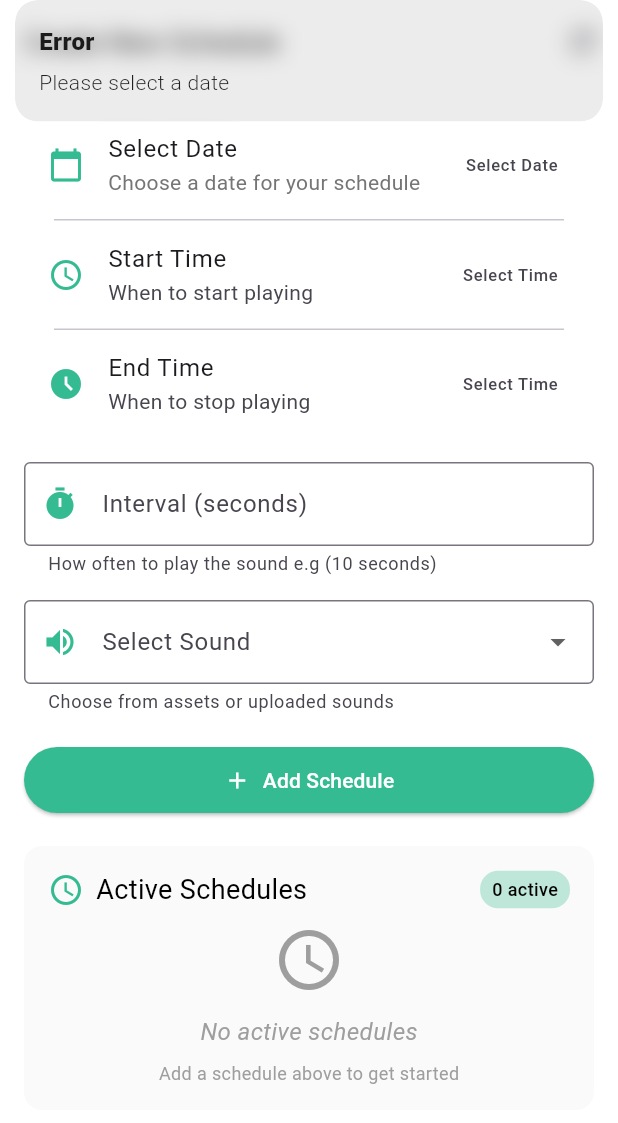
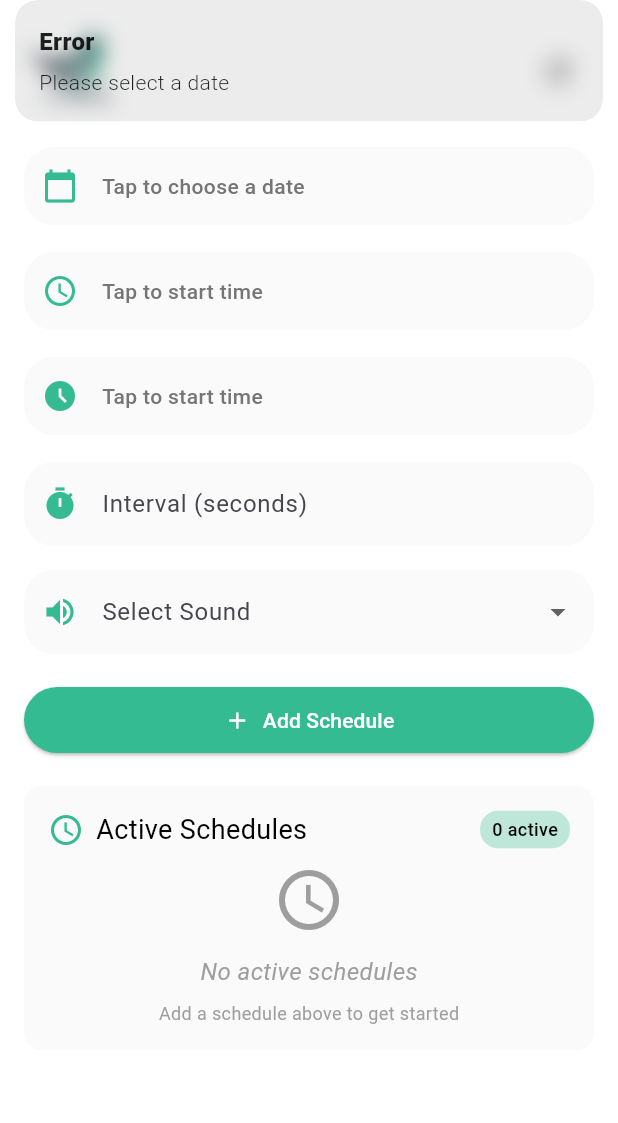
Before and after one commit to kunukunal/Birdo-App, a Flutter app: the ScheduleInputView screen opened directly, after a tap on "Add Schedule", on a phone screen of 412 x 824 dp. Shown: the top 1123 px of the screen. Run offline on Flutter 3.47's test engine with Material 3 defaults, Android fonts, the phone set to English and light mode, and no system bars; our stand-ins replace audioplayers, curved_navigation_bar, file_picker, get, just_audio, lottie and 2 more; missing offline and left inert: flutter_analog_clock; accounts and stored records are empty.

Commit message:
theme changed

```diff
--- a/lib/manage/manage.dart
+++ b/lib/manage/manage.dart
@@ -1,5 +1,6 @@
 import 'package:birdo/controller/audio_controller.dart';
 import 'package:birdo/controller/dto.dart';
+import 'package:birdo/manage/widget/sechduel.dart';
 import 'package:flutter/material.dart';
 import 'package:get/get.dart';
 
@@ -14,234 +15,26 @@ class ScheduleInputView extends StatelessWidget {
   final _interval = ''.obs;
   final _intervalController = TextEditingController();
 
-  Future<void> _pickTime(BuildContext context, Rx<TimeOfDay?> target) async {
-    final picked = await showTimePicker(
-        context: context, initialTime: target.value ?? TimeOfDay.now());
-    if (picked != null) {
-      target.value = picked;
-      debugPrint("Time selected: ${_formatTime(picked)}");
-    }
-  }
-
-  Future<void> _pickDate(BuildContext context) async {
-    final picked = await showDatePicker(
-      context: context,
-      initialDate: _selectedDate.value ?? DateTime.now(),
-      firstDate: DateTime.now(),
-      lastDate: DateTime.now().add(const Duration(days: 365)),
-    );
-    if (picked != null) {
-      _selectedDate.value = picked;
-      debugPrint("Date selected: ${_formatDate(picked)}");
-    }
-  }
-
-  void _addSchedule() {
-    debugPrint("=== ATTEMPTING TO ADD SCHEDULE ===");
-
-    if (_selectedDate.value == null) {
-      debugPrint("❌ No date selected");
-      Get.snackbar('Error', 'Please select a date');
-      return;
-    }
-
-    if (_startTime.value == null) {
-      debugPrint("❌ No start time selected");
-      Get.snackbar('Error', 'Please select a start time');
-      return;
-    }
-
-    if (_endTime.value == null) {
-      debugPrint("❌ No end time selected");
-      Get.snackbar('Error', 'Please select an end time');
-      return;
-    }
-
-    if (_selectedSound.value.isEmpty) {
-      debugPrint("❌ No sound selected");
-      Get.snackbar('Error', 'Please select a sound');
-      return;
-    }
-
-    if (int.tryParse(_interval.value) == null ||
-        int.parse(_interval.value) <= 0) {
-      debugPrint("❌ Invalid interval: ${_interval.value}");
-      Get.snackbar('Error', 'Please enter a valid interval in seconds');
-      return;
-    }
-
-    final schedule = AudioSchedule(
-      date: _selectedDate.value!,
-      startTime: _startTime.value!,
-      endTime: _endTime.value!,
-      soundPath: _selectedSound.value,
-      interval: int.parse(_interval.value),
-    );
-
-    debugPrint("✅ Schedule created:");
-    debugPrint("   Date: ${schedule.formattedDate}");
-    debugPrint("   Start: ${schedule.formattedStartTime}");
-    debugPrint("   End: ${schedule.formattedEndTime}");
-    debugPrint("   Sound: ${schedule.soundDisplayName}");
-    debugPrint("   Interval: ${schedule.interval}s");
-
-    controller.addSchedule(schedule);
-
-    // Reset form
-    _selectedDate.value = null;
-    _startTime.value = null;
-    _endTime.value = null;
-    _selectedSound.value = '';
-    _interval.value = '';
-    _intervalController.clear();
-
-    Get.snackbar('Success', 'Schedule added for ${schedule.formattedDate}');
-  }
-
-  String _formatTime(TimeOfDay? time) {
-    if (time == null) return 'Select Time';
-    final hour = time.hourOfPeriod.toString().padLeft(2, '0');
-    final minute = time.minute.toString().padLeft(2, '0');
-    final period = time.period == DayPeriod.am ? 'AM' : 'PM';
-    return '$hour:$minute $period';
-  }
-
-  String _formatDate(DateTime? date) {
-    if (date == null) return 'Select Date';
-    return '${date.year}-${date.month.toString().padLeft(2, '0')}-${date.day.toString().padLeft(2, '0')}';
-  }
-
-  String _formatDateDisplay(DateTime date) {
-    final now = DateTime.now();
-    final today = DateTime(now.year, now.month, now.day);
-    final tomorrow = today.add(const Duration(days: 1));
-    final scheduleDate = DateTime(date.year, date.month, date.day);
-
-    if (scheduleDate.isAtSameMomentAs(today)) {
-      return 'Today (${_formatDate(date)})';
-    } else if (scheduleDate.isAtSameMomentAs(tomorrow)) {
-      return 'Tomorrow (${_formatDate(date)})';
-    } else {
-      return _formatDate(date);
-    }
-  }
-
   void _refreshSounds() {
     controller.refreshSounds();
     Get.snackbar('Refreshed', 'Sound list updated');
-  }
-
-  Widget _buildScheduleCard(AudioSchedule schedule) {
-    final soundName = schedule.soundDisplayName;
-    final isUploaded = schedule.isUploadedSound;
-    final now = DateTime.now();
-    final isToday = DateTime(now.year, now.month, now.day).isAtSameMomentAs(
-        DateTime(schedule.date.year, schedule.date.month, schedule.date.day));
-
-    return ListTile(
-      leading: CircleAvatar(
-        backgroundColor: isToday
-            ? const Color(0xFF34BB91).withOpacity(0.2)
-            : (isUploaded
-                ? const Color(0xFF34BB91).withOpacity(0.1)
-                : Colors.grey.withOpacity(0.1)),
-        child: Icon(
-          isToday
-              ? Icons.today
-              : (isUploaded ? Icons.upload_file : Icons.music_note),
-          color: isToday
-              ? const Color(0xFF34BB91)
-              : (isUploaded ? const Color(0xFF34BB91) : Colors.grey),
-          size: 20,
-        ),
-      ),
-      title: Column(
-        crossAxisAlignment: CrossAxisAlignment.start,
-        children: [
-          Text(
-            _formatDateDisplay(schedule.date),
-            style: TextStyle(
-              fontWeight: isToday ? FontWeight.bold : FontWeight.w500,
-              color: isToday ? Color(0xFF34BB91) : null,
-              fontSize: 14,
-            ),
-          ),
-          Text(
-            '${schedule.formattedStartTime} - ${schedule.formattedEndTime}',
-            style: const TextStyle(
-              fontWeight: FontWeight.w500,
-              fontSize: 14,
-            ),
-          ),
-        ],
-      ),
-      subtitle: Column(
-        crossAxisAlignment: CrossAxisAlignment.start,
-        children: [
-          Text('Every ${schedule.interval}s'),
-          Row(
-            children: [
-              Icon(
-                Icons.music_note,
-                size: 14,
-                color: Colors.grey[600],
-              ),
-              const SizedBox(width: 4),
-              Expanded(
-                child: Text(
-                  soundName,
-                  style: TextStyle(
-                    color: Colors.grey[600],
-                    fontSize: 12,
-                  ),
-                  overflow: TextOverflow.ellipsis,
-                ),
-              ),
-              if (isUploaded)
-                Container(
-                  padding: const EdgeInsets.symmetric(
-                    horizontal: 4,
-                    vertical: 1,
-                  ),
-                  decoration: BoxDecoration(
-                    color: Colors.green.withOpacity(0.1),
-                    borderRadius: BorderRadius.circular(4),
-                  ),
-                  child: const Text(
-                    'Uploaded',
-                    style: TextStyle(
-                      fontSize: 8,
-                      color: Colors.green,
-                    ),
-                  ),
-                ),
-            ],
-          ),
-        ],
-      ),
-      trailing: IconButton(
-        icon: const Icon(Icons.delete, color: Colors.red),
-        onPressed: () {
-          debugPrint("Deleting schedule for ${schedule.formattedDate}");
-          controller.removeSchedule(schedule);
-        },
-        tooltip: 'Delete schedule',
-      ),
-    );
   }
 
   @override
   Widget build(BuildContext context) {
     return Scaffold(
       backgroundColor: Colors.white,
-      appBar: AppBar(
-        backgroundColor: Colors.white,
-        surfaceTintColor: Colors.white,
-        elevation: 5,
-        title: const Text('Create New Schedule'),
-        titleTextStyle: const TextStyle(
-            fontSize: 18, fontWeight: FontWeight.w400, color: Colors.black),
-        actions: [
+      appBar: PreferredSize(
+        preferredSize: const Size.fromHeight(80),
+        child: Padding(
+          padding: const EdgeInsets.only(top: 16, left: 16, right: 16),
+          child: Row(
+            mainAxisAlignment: MainAxisAlignment.spaceBetween,
+            children: [
+              SizedBox(
+                height: 70,
+                child: Image.asset('assets/images/logo.png'),
+              ),
               IconButton(
                 icon: const Icon(Icons.refresh),
                 onPressed: _refreshSounds,
@@ -249,73 +42,112 @@ class ScheduleInputView extends StatelessWidget {
               ),
             ],
           ),
-      body: Padding(
+        ),
+      ),
+      body: GestureDetector(
+        onTap: () {
+          FocusScope.of(context).unfocus();
+        },
+        child: Padding(
           padding: const EdgeInsets.symmetric(horizontal: 16),
           child: Obx(() {
             return SingleChildScrollView(
               child: Column(
                 children: [
                   const SizedBox(height: 18),
-
-                ListTile(
-                  leading: const Icon(Icons.calendar_today,
-                      color: Color(0xFF34BB91)),
-                  title: const Text('Select Date'),
-                  subtitle: Text(
+                  GestureDetector(
+                    onTap: () => _pickDate(context),
+                    child: InputDecorator(
+                      decoration: InputDecoration(
+                        // labelText: 'Date',
+                        filled: true,
+                        fillColor: Colors.grey[50],
+                        border: OutlineInputBorder(
+                          borderRadius: BorderRadius.circular(20.0),
+                          borderSide: BorderSide.none,
+                        ),
+                        prefixIcon: const Icon(
+                          Icons.calendar_today,
+                          color: Color(0xFF34BB91),
+                        ),
+                      ),
+                      child: Text(
                         _selectedDate.value == null
-                        ? 'Choose a date for your schedule'
-                        : 'Selected: ${_formatDateDisplay(_selectedDate.value!)}',
+                            ? 'Tap to choose a date'
+                            : formatDate(_selectedDate.value!),
                         style: TextStyle(
                           color: _selectedDate.value == null
                               ? Colors.grey[600]
-                          : const Color(0xFF34BB91),
+                              : null,
+                          fontWeight: FontWeight.w500,
                         ),
                       ),
-                  trailing: Text(
-                    _formatDate(_selectedDate.value),
-                    style: const TextStyle(fontWeight: FontWeight.w500),
                     ),
-                  onTap: () => _pickDate(context),
                   ),
-                const Divider(
-                  height: 1,
-                  endIndent: 20,
-                  indent: 20,
+                  const SizedBox(height: 18),
+
+                  /// Start Time Field
+                  GestureDetector(
+                    onTap: () => _pickTime(context, _startTime),
+                    child: InputDecorator(
+                      decoration: InputDecoration(
+                        // labelText: 'Start Time',
+                        filled: true,
+                        fillColor: Colors.grey[50],
+                        border: OutlineInputBorder(
+                          borderRadius: BorderRadius.circular(20.0),
+                          borderSide: BorderSide.none,
                         ),
-                // Time Selection
-                Column(
-                  children: [
-                    ListTile(
-                      leading: const Icon(Icons.access_time,
-                          color: Color(0xFF34BB91)),
-                      title: const Text('Start Time'),
-                      subtitle: const Text('When to start playing'),
-                      trailing: Text(
-                        _formatTime(_startTime.value),
-                        style: const TextStyle(fontWeight: FontWeight.w500),
+                        prefixIcon: const Icon(
+                          Icons.access_time,
+                          color: Color(0xFF34BB91),
                         ),
-                      onTap: () => _pickTime(context, _startTime),
                       ),
-                    const Divider(
-                      height: 1,
-                      endIndent: 20,
-                      indent: 20,
+                      child: Text(
+                        _startTime.value == null
+                            ? 'Tap to start time'
+                            : formatTime(_startTime.value),
+                        style: TextStyle(
+                          color: _startTime.value == null
+                              ? Colors.grey[600]
+                              : null,
+                          fontWeight: FontWeight.w500,
                         ),
-                    ListTile(
-                      leading: const Icon(Icons.access_time_filled,
-                          color: Color(0xFF34BB91)),
-                      title: const Text('End Time'),
-                      subtitle: const Text('When to stop playing'),
-                      trailing: Text(
-                        _formatTime(_endTime.value),
-                        style: const TextStyle(fontWeight: FontWeight.w500),
                       ),
+                    ),
+                  ),
+                  const SizedBox(height: 18),
+
+                  /// End Time Field
+                  GestureDetector(
                     onTap: () => _pickTime(context, _endTime),
+                    child: InputDecorator(
+                      decoration: InputDecoration(
+                        // labelText: 'End Time',
+                        filled: true,
+                        fillColor: Colors.grey[50],
+                        border: OutlineInputBorder(
+                          borderRadius: BorderRadius.circular(20.0),
+                          borderSide: BorderSide.none,
                         ),
-                  ],
+                        prefixIcon: const Icon(
+                          Icons.access_time_filled,
+                          color: Color(0xFF34BB91),
                         ),
-                const SizedBox(height: 16),
-
+                      ),
+                      child: Text(
+                        _endTime.value == null
+                            ? 'Tap to start time'
+                            : formatTime(_endTime.value),
+                        style: TextStyle(
+                          color:
+                              _endTime.value == null ? Colors.grey[600] : null,
+                          fontWeight: FontWeight.w500,
+                        ),
+                      ),
+                    ),
+                  ),
+                  const SizedBox(height: 18),
                   // Interval Input
                   TextFormField(
                     controller: _intervalController,
@@ -324,14 +156,22 @@ class ScheduleInputView extends StatelessWidget {
                       _interval.value = value;
                       debugPrint("Interval changed to: $value");
                     },
-                  decoration: const InputDecoration(
+                    decoration: InputDecoration(
                       labelText: 'Interval (seconds)',
-                    border: OutlineInputBorder(),
-                    prefixIcon: Icon(
+                      filled: true,
+                      fillColor: Colors.grey[50],
+                      border: OutlineInputBorder(
+                        borderRadius: BorderRadius.circular(20.0),
+                        borderSide: BorderSide.none,
+                      ),
+                      hintStyle: const TextStyle(
+                        fontWeight: FontWeight.w300,
+                        fontSize: 16,
+                      ),
+                      prefixIcon: const Icon(
                         Icons.timer,
                         color: Color(0xFF34BB91),
                       ),
-                    helperText: 'How often to play the sound e.g (10 seconds)',
                     ),
                   ),
                   const SizedBox(height: 16),
@@ -389,14 +229,22 @@ class ScheduleInputView extends StatelessWidget {
                       debugPrint(
                           "Sound selected: ${controller.getSoundDisplayName(value ?? '')}");
                     },
-                  decoration: const InputDecoration(
+                    decoration: InputDecoration(
                       labelText: 'Select Sound',
-                    border: OutlineInputBorder(),
-                    prefixIcon: Icon(
+                      filled: true,
+                      fillColor: Colors.grey[50],
+                      border: OutlineInputBorder(
+                        borderRadius: BorderRadius.circular(20.0),
+                        borderSide: BorderSide.none,
+                      ),
+                      hintStyle: const TextStyle(
+                        fontWeight: FontWeight.w300,
+                        fontSize: 16,
+                      ),
+                      prefixIcon: const Icon(
                         Icons.volume_up,
                         color: Color(0xFF34BB91),
                       ),
-                    helperText: 'Choose from assets or uploaded sounds',
                     ),
                   ),
                   const SizedBox(height: 20),
@@ -430,7 +278,8 @@ class ScheduleInputView extends StatelessWidget {
                       children: [
                         Row(
                           children: [
-                          const Icon(Icons.schedule, color: Color(0xFF34BB91)),
+                            const Icon(Icons.schedule,
+                                color: Color(0xFF34BB91)),
                             const SizedBox(width: 8),
                             const Text(
                               'Active Schedules',
@@ -482,7 +331,8 @@ class ScheduleInputView extends StatelessWidget {
                                         : 'Start'),
                                     onPressed: controller.togglePlayPause,
                                     style: ElevatedButton.styleFrom(
-                                    backgroundColor: controller.isPlaying.value
+                                      backgroundColor:
+                                          controller.isPlaying.value
                                               ? (controller.isPaused.value
                                                   ? Colors.green
                                                   : const Color(0xFF34BB91))
@@ -595,8 +445,8 @@ class ScheduleInputView extends StatelessWidget {
                                                   b.startTime.minute);
                                         });
 
-                                return _buildScheduleCard(
-                                    sortedSchedules[index]);
+                                  return buildScheduleCard(
+                                      sortedSchedules[index], controller);
                                 },
                               ),
                       ],
@@ -608,6 +458,130 @@ class ScheduleInputView extends StatelessWidget {
             );
           }),
         ),
+      ),
     );
   }
+
+  void _addSchedule() {
+    debugPrint("=== ATTEMPTING TO ADD SCHEDULE ===");
+
+    if (_selectedDate.value == null) {
+      debugPrint("❌ No date selected");
+      Get.snackbar('Error', 'Please select a date');
+      return;
     }
+
+    if (_startTime.value == null) {
+      debugPrint("❌ No start time selected");
+      Get.snackbar('Error', 'Please select a start time');
+      return;
+    }
+
+    if (_endTime.value == null) {
+      debugPrint("❌ No end time selected");
+      Get.snackbar('Error', 'Please select an end time');
+      return;
+    }
+
+    if (_selectedSound.value.isEmpty) {
+      debugPrint("❌ No sound selected");
+      Get.snackbar('Error', 'Please select a sound');
+      return;
+    }
+
+    if (int.tryParse(_interval.value) == null ||
+        int.parse(_interval.value) <= 0) {
+      debugPrint("❌ Invalid interval: ${_interval.value}");
+      Get.snackbar('Error', 'Please enter a valid interval in seconds');
+      return;
+    }
+
+    final schedule = AudioSchedule(
+      date: _selectedDate.value!,
+      startTime: _startTime.value!,
+      endTime: _endTime.value!,
+      soundPath: _selectedSound.value,
+      interval: int.parse(_interval.value),
+    );
+
+    debugPrint("✅ Schedule created:");
+    debugPrint("   Date: ${schedule.formattedDate}");
+    debugPrint("   Start: ${schedule.formattedStartTime}");
+    debugPrint("   End: ${schedule.formattedEndTime}");
+    debugPrint("   Sound: ${schedule.soundDisplayName}");
+    debugPrint("   Interval: ${schedule.interval}s");
+
+    controller.addSchedule(schedule);
+
+    // Reset form
+    _selectedDate.value = null;
+    _startTime.value = null;
+    _endTime.value = null;
+    _selectedSound.value = '';
+    _interval.value = '';
+    _intervalController.clear();
+
+    Get.snackbar('Success', 'Schedule added for ${schedule.formattedDate}');
+  }
+
+  Future<void> _pickTime(BuildContext context, Rx<TimeOfDay?> target) async {
+    final picked = await showTimePicker(
+      context: context,
+      initialTime: target.value ?? TimeOfDay.now(),
+      builder: (context, child) {
+        return Theme(
+          data: Theme.of(context).copyWith(
+            colorScheme: const ColorScheme.light(
+              primary: Color(0xFF34BB91),
+              onPrimary: Colors.white,
+              onSurface: Colors.black,
+            ),
+            timePickerTheme: const TimePickerThemeData(
+              hourMinuteTextColor: Colors.white,
+              hourMinuteColor: Color(0xFF34BB91),
+              dialHandColor: Color(0xFF34BB91),
+              entryModeIconColor: Color(0xFF34BB91),
+            ),
+          ),
+          child: child!,
+        );
+      },
+    );
+
+    if (picked != null) {
+      target.value = picked;
+      debugPrint("Time selected: ${formatTime(picked)}");
+    }
+  }
+
+  Future<void> _pickDate(BuildContext context) async {
+    final picked = await showDatePicker(
+      context: context,
+      initialDate: _selectedDate.value ?? DateTime.now(),
+      firstDate: DateTime.now(),
+      lastDate: DateTime.now().add(const Duration(days: 365)),
+      builder: (context, child) {
+        return Theme(
+          data: Theme.of(context).copyWith(
+            colorScheme: const ColorScheme.light(
+              primary: Color(0xFF34BB91),
+              onPrimary: Colors.white,
+              onSurface: Colors.black,
+            ),
+            datePickerTheme: const DatePickerThemeData(
+              headerForegroundColor: Colors.white,
+              headerBackgroundColor: Color(0xFF34BB91),
+              rangeSelectionBackgroundColor: Color(0xFF34BB91),
+            ),
+          ),
+          child: child!,
+        );
+      },
+    );
+
+    if (picked != null) {
+      _selectedDate.value = picked;
+      debugPrint("Date selected: ${formatDate(picked)}");
+    }
+  }
+}
```
Also changed, not shown: lib/manage/widget/sechduel.dart (added, +131 -0 lines), 8 other files. Lines whose indentation alone changed are shown as unchanged.
